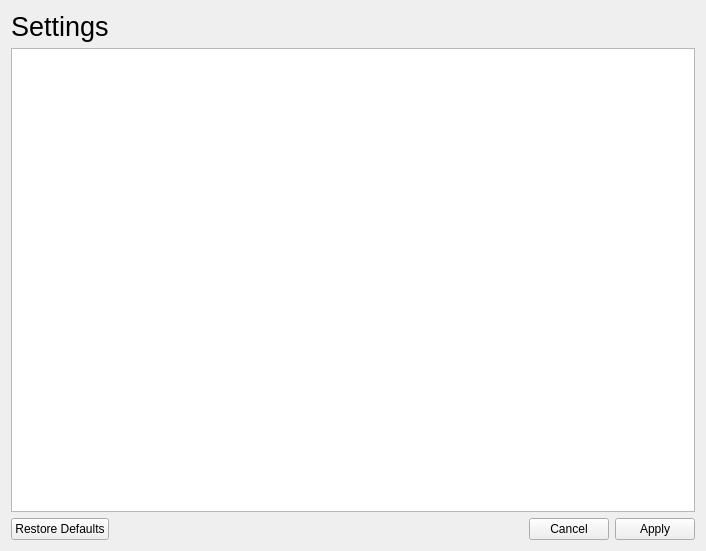
sophies92/sosText, file src/ui/settingsWindow/settingsWindow.ui: the form before one commit.
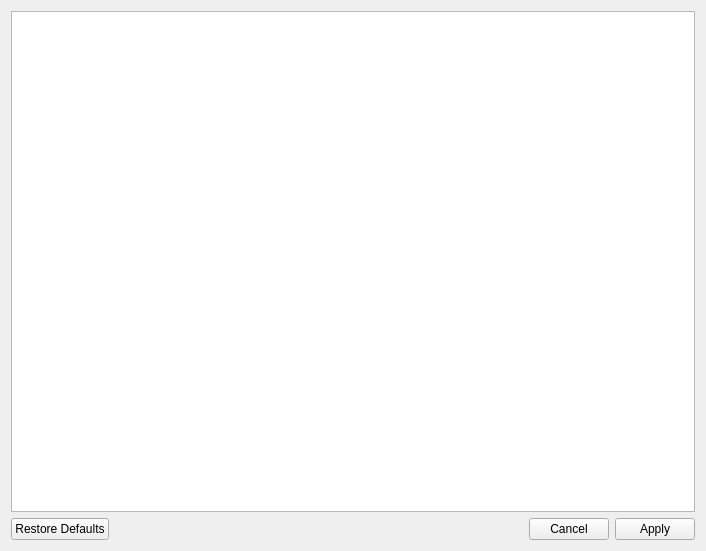
The form after the commit.

```diff
--- a/src/ui/settingsWindow/settingsWindow.ui
+++ b/src/ui/settingsWindow/settingsWindow.ui
@@ -14,18 +14,6 @@
    <string>Form</string>
   </property>
   <layout class="QVBoxLayout" name="verticalLayout">
-   <item>
-    <widget class="QLabel" name="label">
-     <property name="font">
-      <font>
-       <pointsize>20</pointsize>
-      </font>
-     </property>
-     <property name="text">
-      <string>Settings</string>
-     </property>
-    </widget>
-   </item>
    <item>
     <widget class="QTreeWidget" name="treeWidget">
      <property name="columnCount">
```
Left out of the diff: 2 changed lines with no effect on the pictures.
